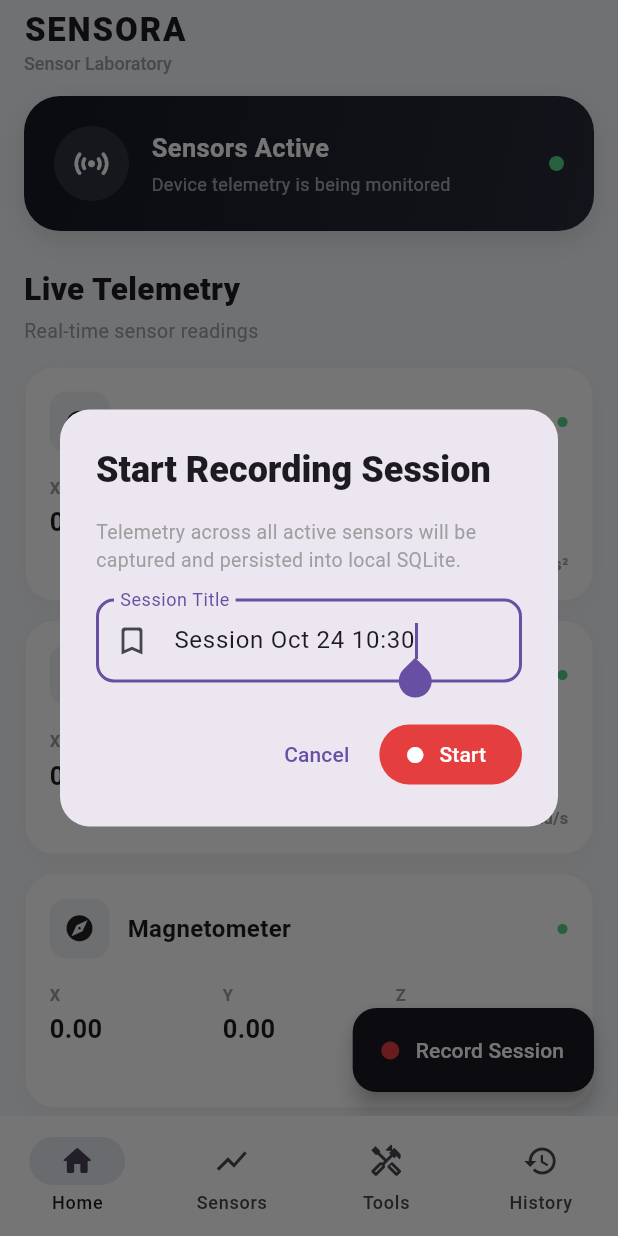
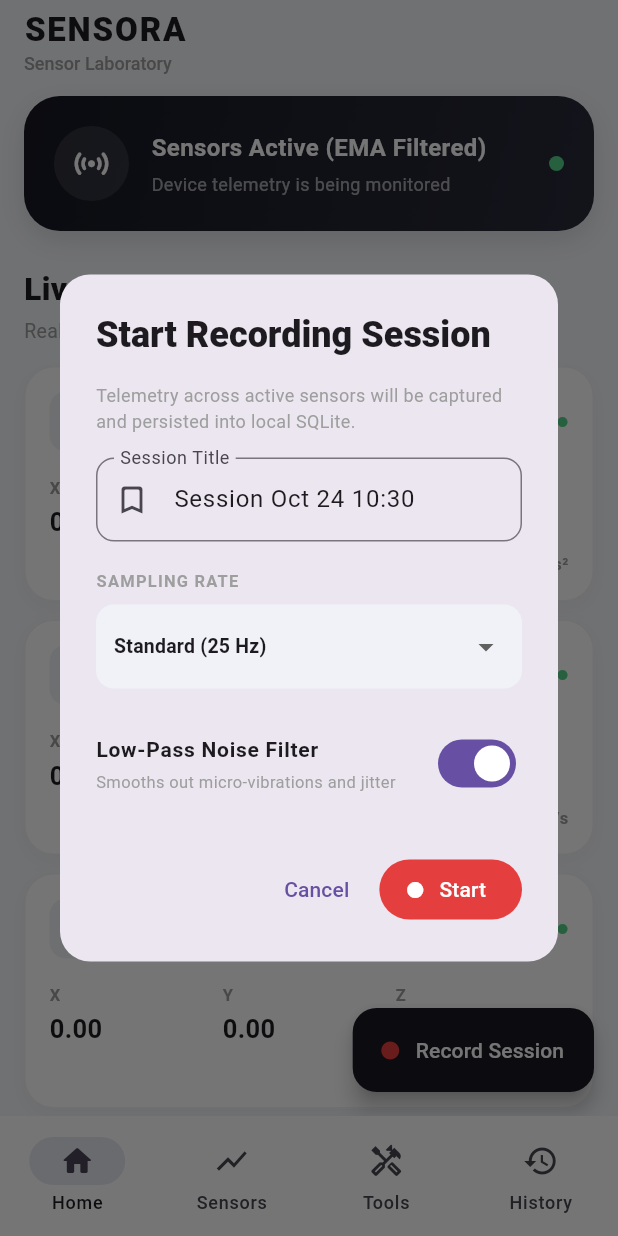
Before and after one commit to poorvanshsingh60-maker/Sensora, a Flutter app: the screen it shows after launch, after a tap on "Record Session", on a phone screen of 412 x 824 dp. Run offline on Flutter 3.47's test engine with Material 3 defaults, Android fonts, the phone set to English and light mode, and no system bars; our stand-ins replace fl_chart, get, sensors_plus, sqflite; missing offline and left inert: flutter_rotation_sensor, light, proximity_sensor; accounts and stored records are empty.

Commit message:
implement sensor signal filtering, configurable sampling rates, and UI overflow fixes

```diff
--- a/lib/database/database_helper.dart
+++ b/lib/database/database_helper.dart
@@ -22,7 +22,7 @@ class DatabaseHelper {
 
     return await openDatabase(
       path,
-      version: 2,
+      version: 3,
       onConfigure: (db) async {
         await db.execute('PRAGMA foreign_keys = ON');
       },
@@ -35,7 +35,8 @@ class DatabaseHelper {
             end_time TEXT,
             duration_ms INTEGER NOT NULL DEFAULT 0,
             sample_count INTEGER NOT NULL DEFAULT 0,
-            sensor_types TEXT DEFAULT ''
+            sensor_types TEXT DEFAULT '',
+            sampling_rate TEXT DEFAULT 'Standard (25 Hz)'
           )
         ''');
 
@@ -63,6 +64,11 @@ class DatabaseHelper {
         if (oldVersion < 2) {
           await db.execute(
             'ALTER TABLE sessions ADD COLUMN sensor_types TEXT DEFAULT ""',
+          );
+        }
+        if (oldVersion < 3) {
+          await db.execute(
+            'ALTER TABLE sessions ADD COLUMN sampling_rate TEXT DEFAULT "Standard (25 Hz)"',
           );
         }
       },
--- a/lib/models/session_model.dart
+++ b/lib/models/session_model.dart
@@ -6,6 +6,7 @@ class SessionModel {
   final int durationMs;
   final int sampleCount;
   final String sensorTypes;
+  final String samplingRate;
 
   SessionModel({
     this.id,
@@ -15,6 +16,7 @@ class SessionModel {
     this.durationMs = 0,
     this.sampleCount = 0,
     this.sensorTypes = '',
+    this.samplingRate = 'Standard (25 Hz)',
   });
 
   Map<String, dynamic> toMap() {
@@ -26,6 +28,7 @@ class SessionModel {
       'duration_ms': durationMs,
       'sample_count': sampleCount,
       'sensor_types': sensorTypes,
+      'sampling_rate': samplingRate,
     };
   }
 
@@ -40,6 +43,7 @@ class SessionModel {
       durationMs: (map['duration_ms'] as num?)?.toInt() ?? 0,
       sampleCount: (map['sample_count'] as num?)?.toInt() ?? 0,
       sensorTypes: (map['sensor_types'] as String?) ?? '',
+      samplingRate: (map['sampling_rate'] as String?) ?? 'Standard (25 Hz)',
     );
   }
 
@@ -51,6 +55,7 @@ class SessionModel {
     int? durationMs,
     int? sampleCount,
     String? sensorTypes,
+    String? samplingRate,
   }) {
     return SessionModel(
       id: id ?? this.id,
@@ -60,6 +65,7 @@ class SessionModel {
       durationMs: durationMs ?? this.durationMs,
       sampleCount: sampleCount ?? this.sampleCount,
       sensorTypes: sensorTypes ?? this.sensorTypes,
+      samplingRate: samplingRate ?? this.samplingRate,
     );
   }
 
--- a/lib/screens/sensor_dashboard.dart
+++ b/lib/screens/sensor_dashboard.dart
@@ -4,6 +4,7 @@ import 'package:intl/intl.dart';
 
 import '../controllers/sensor_controller.dart';
 import '../models/sensor_data.dart';
+import '../sensors/sensor_processor.dart';
 
 class SensorDashboard extends StatelessWidget {
   SensorDashboard({super.key});
@@ -128,7 +129,7 @@ class SensorDashboard extends StatelessWidget {
                 ),
               ),
 
-              const SizedBox(height: 28),
+              const SizedBox(height: 12),
               Obx(
                 () => _buildValueCard(
                   icon: Icons.sensors_rounded,
@@ -144,8 +145,9 @@ class SensorDashboard extends StatelessWidget {
   }
 
   // ------------------------------------------------------------
-  // SECTION TITLE
+  // VALUE CARD (SCALAR SENSORS)
   // ------------------------------------------------------------
+
   Widget _buildValueCard({
     required IconData icon,
     required String title,
@@ -169,9 +171,7 @@ class SensorDashboard extends StatelessWidget {
               ),
               child: Icon(icon),
             ),
-
             const SizedBox(width: 16),
-
             Expanded(
               child: Column(
                 crossAxisAlignment: CrossAxisAlignment.start,
@@ -199,6 +199,11 @@ class SensorDashboard extends StatelessWidget {
       ),
     );
   }
+
+  // ------------------------------------------------------------
+  // SECTION TITLE
+  // ------------------------------------------------------------
+
   Widget _sectionTitle(
     String title,
     String subtitle,
@@ -237,6 +242,7 @@ class SensorDashboard extends StatelessWidget {
       final seconds = duration.inSeconds.remainder(60).toString().padLeft(2, '0');
       final tenths = ((duration.inMilliseconds.remainder(1000)) ~/ 100).toString();
       final timeStr = '$minutes:$seconds.$tenths';
+      final filterTag = controller.isLowPassFilterEnabled.value ? 'EMA Filtered' : 'Raw Stream';
 
       return Container(
         width: double.infinity,
@@ -287,10 +293,12 @@ class SensorDashboard extends StatelessWidget {
                 crossAxisAlignment: CrossAxisAlignment.start,
                 children: [
                   Text(
-                    isRec ? 'Recording Session ($timeStr)' : 'Sensors Active',
+                    isRec
+                        ? 'Recording ($timeStr)'
+                        : 'Sensors Active ($filterTag)',
                     style: const TextStyle(
                       color: Colors.white,
-                      fontSize: 17,
+                      fontSize: 16,
                       fontWeight: FontWeight.w700,
                     ),
                   ),
@@ -328,34 +336,136 @@ class SensorDashboard extends StatelessWidget {
   void _showStartRecordingDialog(BuildContext context) {
     final defaultTitle = 'Session ${DateFormat('MMM dd HH:mm').format(DateTime.now())}';
     final textController = TextEditingController(text: defaultTitle);
+    SamplingRate chosenRate = controller.selectedSamplingRate.value;
+    bool filterActive = controller.isLowPassFilterEnabled.value;
 
     showDialog(
       context: context,
-      builder: (ctx) => AlertDialog(
+      builder: (ctx) => StatefulBuilder(
+        builder: (context, setState) => AlertDialog(
           shape: RoundedRectangleBorder(borderRadius: BorderRadius.circular(20)),
           title: const Text(
             'Start Recording Session',
             style: TextStyle(fontWeight: FontWeight.w800),
           ),
-        content: Column(
+          content: SingleChildScrollView(
+            child: Column(
               mainAxisSize: MainAxisSize.min,
               crossAxisAlignment: CrossAxisAlignment.start,
               children: [
                 const Text(
-              'Telemetry across all active sensors will be captured and persisted into local SQLite.',
-              style: TextStyle(fontSize: 13, color: Colors.grey),
+                  'Telemetry across active sensors will be captured and persisted into local SQLite.',
+                  style: TextStyle(fontSize: 12, color: Colors.grey),
                 ),
                 const SizedBox(height: 16),
                 TextField(
                   controller: textController,
-              autofocus: true,
+                  autofocus: false,
                   decoration: InputDecoration(
                     labelText: 'Session Title',
                     border: OutlineInputBorder(borderRadius: BorderRadius.circular(12)),
                     prefixIcon: const Icon(Icons.bookmark_border_rounded),
                   ),
                 ),
+                const SizedBox(height: 18),
+                const Text(
+                  'SAMPLING RATE',
+                  style: TextStyle(
+                    fontSize: 11,
+                    fontWeight: FontWeight.w700,
+                    color: Colors.grey,
+                    letterSpacing: 0.8,
+                  ),
+                ),
+                const SizedBox(height: 8),
+                Container(
+                  padding: const EdgeInsets.symmetric(horizontal: 12),
+                  decoration: BoxDecoration(
+                    color: const Color(0xFFF0F2F7),
+                    borderRadius: BorderRadius.circular(12),
+                  ),
+                  child: DropdownButtonHideUnderline(
+                    child: DropdownButton<SamplingRate>(
+                      isExpanded: true,
+                      itemHeight: 56.0,
+                      value: chosenRate,
+                      selectedItemBuilder: (BuildContext context) {
+                        return SamplingRate.values.map<Widget>((rate) {
+                          return Align(
+                            alignment: Alignment.centerLeft,
+                            child: Text(
+                              rate.label,
+                              maxLines: 1,
+                              overflow: TextOverflow.ellipsis,
+                              style: const TextStyle(
+                                fontWeight: FontWeight.w700,
+                                fontSize: 13,
+                              ),
+                            ),
+                          );
+                        }).toList();
+                      },
+                      items: SamplingRate.values.map((rate) {
+                        return DropdownMenuItem<SamplingRate>(
+                          value: rate,
+                          child: Column(
+                            crossAxisAlignment: CrossAxisAlignment.start,
+                            mainAxisAlignment: MainAxisAlignment.center,
+                            mainAxisSize: MainAxisSize.min,
+                            children: [
+                              Text(
+                                rate.label,
+                                maxLines: 1,
+                                overflow: TextOverflow.ellipsis,
+                                style: const TextStyle(
+                                  fontWeight: FontWeight.w700,
+                                  fontSize: 12.5,
+                                ),
+                              ),
+                              const SizedBox(height: 2),
+                              Text(
+                                rate.description,
+                                maxLines: 1,
+                                overflow: TextOverflow.ellipsis,
+                                style: const TextStyle(
+                                  fontSize: 10,
+                                  color: Colors.grey,
+                                ),
+                              ),
                             ],
+                          ),
+                        );
+                      }).toList(),
+                      onChanged: (newRate) {
+                        if (newRate != null) {
+                          setState(() {
+                            chosenRate = newRate;
+                          });
+                        }
+                      },
+                    ),
+                  ),
+                ),
+                const SizedBox(height: 14),
+                SwitchListTile(
+                  contentPadding: EdgeInsets.zero,
+                  title: const Text(
+                    'Low-Pass Noise Filter',
+                    style: TextStyle(fontSize: 14, fontWeight: FontWeight.w600),
+                  ),
+                  subtitle: const Text(
+                    'Smooths out micro-vibrations and jitter',
+                    style: TextStyle(fontSize: 11, color: Colors.grey),
+                  ),
+                  value: filterActive,
+                  onChanged: (val) {
+                    setState(() {
+                      filterActive = val;
+                    });
+                  },
+                ),
+              ],
+            ),
           ),
           actions: [
             TextButton(
@@ -369,11 +479,13 @@ class SensorDashboard extends StatelessWidget {
               ),
               onPressed: () {
                 Navigator.of(ctx).pop();
-              controller.startRecording(textController.text);
+                controller.setFilterEnabled(filterActive);
+                controller.startRecording(textController.text, rate: chosenRate);
               },
               label: const Text('Start'),
             ),
           ],
+        ),
       ),
     );
   }
--- a/lib/sensors/sensor_processor.dart
+++ b/lib/sensors/sensor_processor.dart
@@ -0,0 +1,190 @@
+import '../models/sensor_data.dart';
+
+/// Pre-configured recording sampling rates
+enum SamplingRate {
+  economy(
+    hz: 10,
+    label: 'Economy (10 Hz)',
+    description: 'Long-duration environmental monitoring (battery friendly)',
+  ),
+  standard(
+    hz: 25,
+    label: 'Standard (25 Hz)',
+    description: 'General movement & orientation tracking',
+  ),
+  highSpeed(
+    hz: 60,
+    label: 'Lab High-Speed (60 Hz)',
+    description: 'High-velocity drop tests & vibration analysis',
+  );
+
+  final int hz;
+  final String label;
+  final String description;
+
+  const SamplingRate({
+    required this.hz,
+    required this.label,
+    required this.description,
+  });
+
+  /// Interval between samples in milliseconds
+  int get intervalMs => (1000 / hz).round();
+}
+
+/// 3D Low-Pass Exponential Moving Average (EMA) filter for vector sensors
+class LowPassFilter3D {
+  double alpha;
+  double? _x;
+  double? _y;
+  double? _z;
+
+  LowPassFilter3D({this.alpha = 0.30}) : assert(alpha > 0.0 && alpha <= 1.0);
+
+  /// Filters an incoming (x, y, z) vector using EMA:
+  /// S_t = alpha * X_t + (1 - alpha) * S_{t-1}
+  SensorData filter(SensorData raw) {
+    if (_x == null || _y == null || _z == null) {
+      _x = raw.x;
+      _y = raw.y;
+      _z = raw.z;
+    } else {
+      _x = alpha * raw.x + (1.0 - alpha) * _x!;
+      _y = alpha * raw.y + (1.0 - alpha) * _y!;
+      _z = alpha * raw.z + (1.0 - alpha) * _z!;
+    }
+
+    return SensorData(
+      x: _x!,
+      y: _y!,
+      z: _z!,
+      timestamp: raw.timestamp,
+    );
+  }
+
+  /// Filters 3 arbitrary raw values
+  ({double x, double y, double z}) filterValues(double x, double y, double z) {
+    if (_x == null || _y == null || _z == null) {
+      _x = x;
+      _y = y;
+      _z = z;
+    } else {
+      _x = alpha * x + (1.0 - alpha) * _x!;
+      _y = alpha * y + (1.0 - alpha) * _y!;
+      _z = alpha * z + (1.0 - alpha) * _z!;
+    }
+    return (x: _x!, y: _y!, z: _z!);
+  }
+
+  void reset() {
+    _x = null;
+    _y = null;
+    _z = null;
+  }
+}
+
+/// 1D Low-Pass EMA filter for scalar values (e.g. inclination, light, magnitude)
+class ScalarLowPassFilter {
+  double alpha;
+  double? _val;
+
+  ScalarLowPassFilter({this.alpha = 0.30}) : assert(alpha > 0.0 && alpha <= 1.0);
+
+  double filter(double input) {
+    if (_val == null) {
+      _val = input;
+    } else {
+      _val = alpha * input + (1.0 - alpha) * _val!;
+    }
+    return _val!;
+  }
+
+  void reset() {
+    _val = null;
+  }
+}
+
+/// Rate-limiter ensuring samples are captured according to the chosen SamplingRate
+class SensorRateLimiter {
+  final Map<String, int> _lastSampleTimestamp = {};
+
+  /// Checks if enough time has elapsed since the last recorded sample for this sensor type.
+  bool shouldSample(String sensorType, int currentOffsetMs, int intervalMs) {
+    final last = _lastSampleTimestamp[sensorType];
+    if (last == null || (currentOffsetMs - last) >= intervalMs) {
+      _lastSampleTimestamp[sensorType] = currentOffsetMs;
+      return true;
+    }
+    return false;
+  }
+
+  void reset() {
+    _lastSampleTimestamp.clear();
+  }
+}
+
+/// Comprehensive signal processor uniting noise filtering and sampling downsampling
+class SensorProcessor {
+  final LowPassFilter3D accelerometerFilter;
+  final LowPassFilter3D gyroscopeFilter;
+  final LowPassFilter3D magnetometerFilter;
+  final LowPassFilter3D orientationFilter;
+  final ScalarLowPassFilter inclinationFilter;
+  final SensorRateLimiter rateLimiter;
+
+  bool enabled;
+
+  SensorProcessor({
+    double defaultAlpha = 0.35,
+    this.enabled = true,
+  })  : accelerometerFilter = LowPassFilter3D(alpha: defaultAlpha),
+        gyroscopeFilter = LowPassFilter3D(alpha: defaultAlpha),
+        magnetometerFilter = LowPassFilter3D(alpha: defaultAlpha),
+        orientationFilter = LowPassFilter3D(alpha: defaultAlpha),
+        inclinationFilter = ScalarLowPassFilter(alpha: defaultAlpha),
+        rateLimiter = SensorRateLimiter();
+
+  void setAlpha(double alpha) {
+    final clamped = alpha.clamp(0.05, 1.0);
+    accelerometerFilter.alpha = clamped;
+    gyroscopeFilter.alpha = clamped;
+    magnetometerFilter.alpha = clamped;
+    orientationFilter.alpha = clamped;
+    inclinationFilter.alpha = clamped;
+  }
+
+  SensorData processAccelerometer(SensorData raw) {
+    return enabled ? accelerometerFilter.filter(raw) : raw;
+  }
+
+  SensorData processGyroscope(SensorData raw) {
+    return enabled ? gyroscopeFilter.filter(raw) : raw;
+  }
+
+  SensorData processMagnetometer(SensorData raw) {
+    return enabled ? magnetometerFilter.filter(raw) : raw;
+  }
+
+  ({double azimuth, double pitch, double roll}) processOrientation(
+    double azimuth,
+    double pitch,
+    double roll,
+  ) {
+    if (!enabled) return (azimuth: azimuth, pitch: pitch, roll: roll);
+    final filtered = orientationFilter.filterValues(azimuth, pitch, roll);
+    return (azimuth: filtered.x, pitch: filtered.y, roll: filtered.z);
+  }
+
+  double processInclination(double angle) {
+    return enabled ? inclinationFilter.filter(angle) : angle;
+  }
+
+  void reset() {
+    accelerometerFilter.reset();
+    gyroscopeFilter.reset();
+    magnetometerFilter.reset();
+    orientationFilter.reset();
+    inclinationFilter.reset();
+    rateLimiter.reset();
+  }
+}
--- a/lib/services/export_service.dart
+++ b/lib/services/export_service.dart
@@ -135,6 +135,7 @@ class ExportService {
       buffer.writeln('# End Time: ${session.endTime?.toIso8601String() ?? "N/A"}');
       buffer.writeln('# Duration: ${session.formattedDuration} (${session.durationMs} ms)');
       buffer.writeln('# Total Samples: ${records.length}');
+      buffer.writeln('# Sampling Rate: ${session.samplingRate}');
       if (session.sensorTypes.isNotEmpty) {
         buffer.writeln('# Sensors Recorded: ${session.sensorTypes}');
       }
@@ -199,6 +200,7 @@ class ExportService {
           'durationMs': session.durationMs,
           'formattedDuration': session.formattedDuration,
           'sampleCount': records.length,
+          'samplingRate': session.samplingRate,
           'sensorTypes': session.sensorTypes,
         },
         'records': records.map((r) => {
```
Also changed, not shown: lib/controllers/sensor_controller.dart (+105 -52 lines), lib/screens/sensor_history_screen.dart (+16 -6 lines), lib/screens/bubble_level_screen.dart (deleted), lib/screens/compass_screen.dart (deleted), lib/screens/home_screen.dart (deleted), 1 other file. Lines whose indentation alone changed are shown as unchanged.
